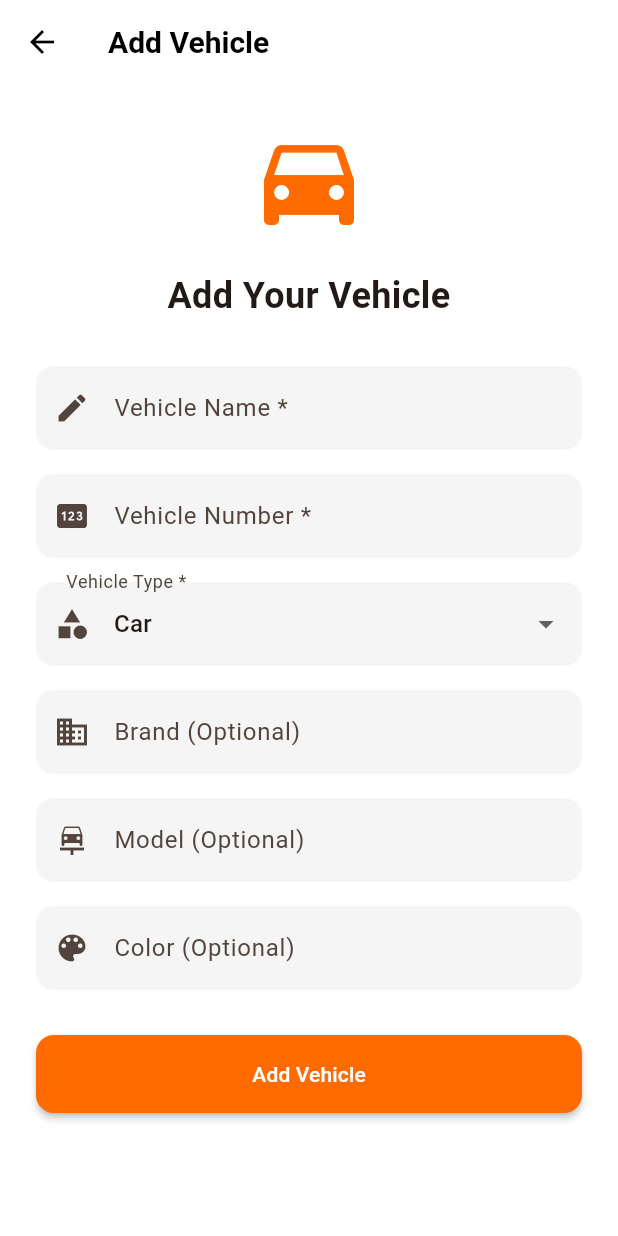
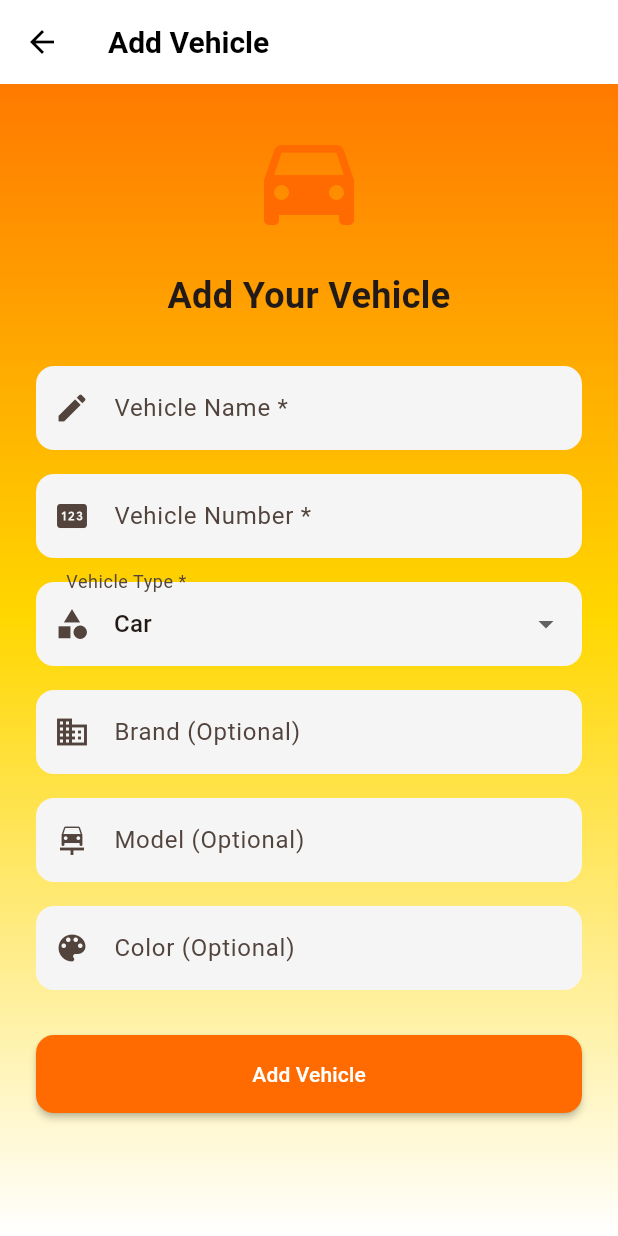
Before and after one commit to SE-LAPS/HBuilder, a Flutter app: the AddVehicleScreen screen opened directly, on a phone screen of 412 x 824 dp. Run offline on Flutter 3.47's test engine with Material 3 defaults, Android fonts, the phone set to English and light mode, and no system bars; our stand-ins replace cached_network_image, carousel_slider, cloud_firestore, firebase_auth, firebase_core, geolocator and 2 more; missing offline and left inert: mobile_scanner; accounts and stored records are empty; generated files the repository leaves out were written again.

Commit message:
Update theme.dart

```diff
--- a/lib/config/theme.dart
+++ b/lib/config/theme.dart
@@ -10,7 +10,7 @@ class AppTheme {
 
   static ThemeData lightTheme = ThemeData(
     primaryColor: primaryColor,
-    scaffoldBackgroundColor: backgroundColor,
+    scaffoldBackgroundColor: Colors.transparent,
     colorScheme: ColorScheme.fromSeed(
       seedColor: primaryColor,
       primary: primaryColor,
```
